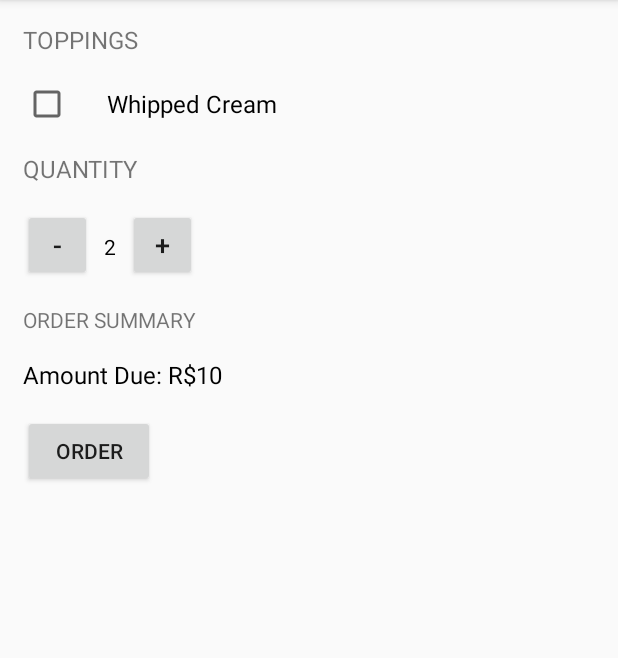
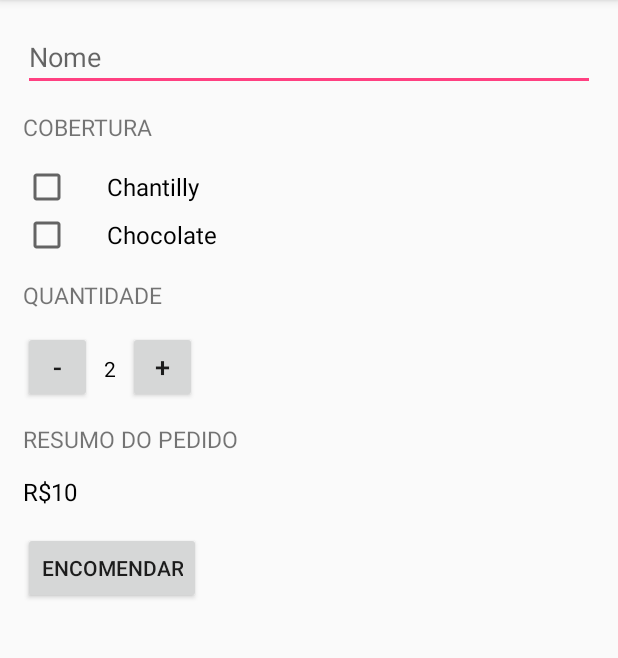
Before and after one commit to Douglas-Marques/Estudos, an Android app: the screen it shows after launch (MainActivity), on a phone screen of 412 x 824 dp, the part 84-742 px from its top. Run offline under Robolectric (Android 15) with nearby library versions, the phone set to English and light mode, and no system bars.

Commit message:
feat(justJava): enviar email quando o pedido é encomendado

```diff
--- a/android/JustJava/app/src/main/res/layout/activity_main.xml
+++ b/android/JustJava/app/src/main/res/layout/activity_main.xml
@@ -1,87 +1,87 @@
 <?xml version="1.0" encoding="utf-8"?>
-<LinearLayout xmlns:android="http://schemas.android.com/apk/res/android"
+
+<ScrollView xmlns:android="http://schemas.android.com/apk/res/android"
     xmlns:tools="http://schemas.android.com/tools"
     android:layout_width="match_parent"
     android:layout_height="match_parent"
-    android:orientation="vertical"
-    android:padding="15dp"
     tools:context=".MainActivity">
-
-    <TextView
-        android:layout_width="wrap_content"
-        android:layout_height="wrap_content"
-        android:text="Toppings"
-        android:textAllCaps="true"
-        android:textSize="16sp"/>
-
-    <CheckBox
-        android:layout_width="wrap_content"
-        android:layout_height="wrap_content"
-        android:text="Whipped Cream"
-        android:textSize="16sp"
-        android:layout_marginTop="16dp"
-        android:onClick="onCheckBoxClicked"
-        android:paddingLeft="24dp"/>
-
-    <TextView
-        android:layout_width="wrap_content"
-        android:layout_height="wrap_content"
-        android:text="Quantity"
-        android:textAllCaps="true"
-        android:layout_marginTop="16dp"
-        android:textSize="16sp"/>
 
     <LinearLayout
         android:layout_width="match_parent"
         android:layout_height="wrap_content"
-        android:layout_marginTop="16dp">
+        android:orientation="vertical"
+        android:padding="15dp">
+
+        <EditText
+            android:id="@+id/name_field"
+            android:layout_width="match_parent"
+            android:layout_height="wrap_content"
+            android:hint="@string/name"
+            android:inputType="textCapWords" />
+
+        <TextView
+            style="@style/titulos"
+            android:text="@string/topping" />
+
+        <CheckBox
+            style="@style/check_box_pattern"
+            android:onClick="whippedCreamCheck"
+            android:text="@string/whippedCream" />
+
+        <CheckBox
+            style="@style/check_box_pattern"
+            android:onClick="chocolateCheck"
+            android:text="@string/chocolate" />
+
+        <TextView
+            style="@style/titulos"
+            android:text="@string/quantity" />
+
+        <LinearLayout
+            android:layout_width="match_parent"
+            android:layout_height="wrap_content">
 
             <Button
-            android:layout_width="46dp"
-            android:layout_height="wrap_content"
-            android:text="-"
-            android:textSize="18dp"
-            android:onClick="decrement"/>
+                style="@style/incrementOrDecrementButton"
+                android:onClick="decrement"
+                android:text="@string/minus"/>
 
             <TextView
                 android:id="@+id/quantity_text_view"
                 android:layout_width="wrap_content"
                 android:layout_height="wrap_content"
                 android:layout_marginLeft="8dp"
-            android:text="2"
+                android:layout_marginStart="8dp"
+                android:text="@string/standardValue"
                 android:textColor="#000000" />
 
             <Button
-            android:layout_width="46dp"
-            android:layout_height="wrap_content"
+                style="@style/incrementOrDecrementButton"
                 android:layout_marginLeft="8dp"
-            android:text="+"
-            android:textSize="18dp"
-            android:onClick="increment"/>
+                android:layout_marginStart="8dp"
+                android:onClick="increment"
+                android:text="@string/more" />
 
         </LinearLayout>
 
         <TextView
+            style="@style/titulos"
+            android:text="@string/orderSummary" />
+
+        <TextView
+            android:id="@+id/order_summary_text_view"
             android:layout_width="wrap_content"
             android:layout_height="wrap_content"
-        android:layout_marginTop="16dp"
-        android:text="Order Summary"
-        android:textAllCaps="true" />
-
-    <TextView
-        android:layout_width="wrap_content"
-        android:layout_height="wrap_content"
-        android:layout_marginTop="16dp"
-        android:text="Amount Due: R$10"
+            android:text="@string/price"
             android:textColor="#000000"
-        android:id="@+id/order_summary_text_view"
-        android:textSize="16sp"/>
+            android:textSize="16sp" />
 
         <Button
             android:layout_width="wrap_content"
             android:layout_height="wrap_content"
             android:layout_marginTop="16dp"
-        android:text="Order"
-        android:onClick="submitOrder"/>
+            android:onClick="submitOrder"
+            android:text="@string/order"/>
 
     </LinearLayout>
+</ScrollView>
--- a/android/JustJava/app/src/main/res/values/strings.xml
+++ b/android/JustJava/app/src/main/res/values/strings.xml
@@ -1,3 +1,19 @@
 <resources>
     <string name="app_name">JustJava</string>
+    <string name="name">Nome</string>
+    <string name="topping">Cobertura</string>
+    <string name="whippedCream">Chantilly</string>
+    <string name="chocolate">Chocolate</string>
+    <string name="quantity">Quantidade</string>
+    <string name="minus">-</string>
+    <string name="more">+</string>
+    <string name="standardValue">2</string>
+    <string name="orderSummary">Resumo do pedido</string>
+    <string name="price">R$10</string>
+    <string name="order">Encomendar</string>
+    <string name="addWhippedCream">Adicionar Chantilly?</string>
+    <string name="addChocolate">Adicionar Chocolate?</string>
+    <string name="total">Total</string>
+    <string name="thanks">Obrigado!</string>
+    <string name="money">R$</string>
 </resources>
--- a/android/JustJava/app/src/main/res/values/styles.xml
+++ b/android/JustJava/app/src/main/res/values/styles.xml
@@ -8,4 +8,28 @@
         <item name="colorAccent">@color/colorAccent</item>
     </style>
 
+    <style name="check_box_pattern">
+        <item name="android:layout_width">wrap_content</item>
+        <item name="android:layout_height">wrap_content</item>
+        <item name="android:paddingLeft">24dp</item>
+        <item name="android:paddingStart">24dp</item>
+        <item name="android:paddingRight">10dp</item>
+        <item name="android:paddingEnd">10dp</item>
+        <item name="android:textSize">16sp</item>
+    </style>
+
+    <style name="titulos">
+        <!--     <item name="android:layout_marginTop">16dp</item> -->
+        <item name="android:layout_width">wrap_content</item>
+        <item name="android:gravity">center_vertical</item>
+        <item name="android:layout_height">48dp</item>
+        <item name="android:textAllCaps">true</item>
+        <item name="android:textSize">15sp</item>
+    </style>
+
+    <style name="incrementOrDecrementButton">
+        <item name="android:layout_width">46dp</item>
+        <item name="android:layout_height">wrap_content</item>
+        <item name="android:textSize">18sp</item>
+    </style>
 </resources>
```
Also changed, not shown: android/JustJava/app/src/main/java/com/example/android/justjava/MainActivity.java (+51 -42 lines), 2 other files. Lines whose indentation alone changed are shown as unchanged.
